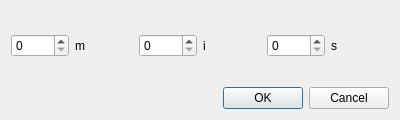
This is src/gui/dialogs/timeinputdialog.ui in LMMS/lmms as Qt 5 draws it before an edit. The edited form follows.
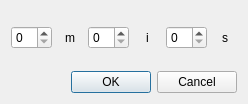
This is the edited form.

Patch:
```diff
--- a/src/gui/dialogs/timeinputdialog.ui
+++ b/src/gui/dialogs/timeinputdialog.ui
@@ -6,8 +6,8 @@
    <rect>
     <x>0</x>
     <y>0</y>
-    <width>400</width>
-    <height>120</height>
+    <width>248</width>
+    <height>104</height>
    </rect>
   </property>
   <property name="windowTitle">
@@ -24,6 +24,12 @@
        <property name="text">
         <string>m</string>
        </property>
+       <property name="scaledContents">
+        <bool>false</bool>
+       </property>
+       <property name="alignment">
+        <set>Qt::AlignCenter</set>
+       </property>
       </widget>
      </item>
      <item>
@@ -34,6 +40,9 @@
        <property name="text">
         <string>i</string>
        </property>
+       <property name="alignment">
+        <set>Qt::AlignCenter</set>
+       </property>
       </widget>
      </item>
      <item>
@@ -41,9 +50,18 @@
      </item>
      <item>
       <widget class="QLabel" name="milliLabel">
+       <property name="sizePolicy">
+        <sizepolicy hsizetype="Minimum" vsizetype="Minimum">
+         <horstretch>0</horstretch>
+         <verstretch>0</verstretch>
+        </sizepolicy>
+       </property>
        <property name="text">
         <string>s</string>
        </property>
+       <property name="alignment">
+        <set>Qt::AlignCenter</set>
+       </property>
       </widget>
      </item>
     </layout>
```
